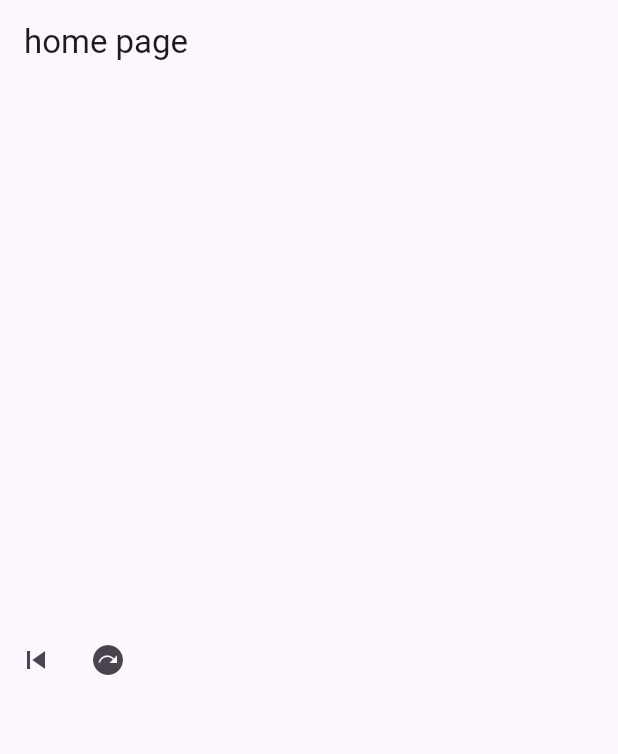
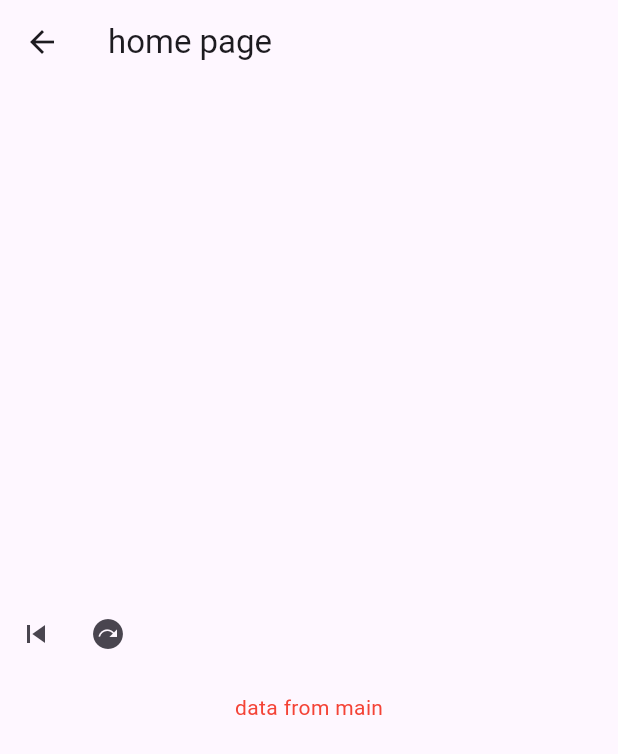
Before and after one commit to LINDEX171/getx, a Flutter app: the screen it shows after launch, after a tap on "GO to home", on a phone screen of 412 x 824 dp. Shown: the top 754 px of the screen. Run offline on Flutter 3.47's test engine with Material 3 defaults, Android fonts, the phone set to English and light mode, and no system bars; our stand-ins replace get.

Commit message:
get.to with arguments to go to the next screen with data

```diff
--- a/lib/home.dart
+++ b/lib/home.dart
@@ -9,15 +9,23 @@ class HomePage extends StatelessWidget {
     return Scaffold(
       appBar: AppBar(title: Text("home page")),
       body: Center(
-        child: Row(
+        child: Column(
+          // crossAxisAlignment: CrossAxisAlignment.center,
+          mainAxisAlignment: MainAxisAlignment.center,
           children: [
-            IconButton(onPressed: () {
-            Get.back();
-            }, icon: Icon(Icons.skip_previous)),
+            Row(
+              children: [
+                IconButton(onPressed: () {
+                Get.back();
+                }, icon: Icon(Icons.skip_previous)),
 
-            IconButton(onPressed: () {
+                IconButton(onPressed: () {
 
-            }, icon: Icon(Icons.next_plan_rounded))
+                }, icon: Icon(Icons.next_plan_rounded))
+              ],
+            ),
+            SizedBox(height: 15,),
+            Text("${Get.arguments}",style: TextStyle(color: Colors.red)),
           ],
         ),
       ),
--- a/lib/main.dart
+++ b/lib/main.dart
@@ -36,8 +36,9 @@ class MyApp extends StatelessWidget {
 
               //Go to home screen and cancel all previous
               //screen route
-              Get.offAll(HomePage());
-
+              // Get.offAll(HomePage());
+              //Go to the next screen with some data
+              Get.to(HomePage(),arguments: "data from main");
             },
             child: Text("GO to home"),
           ),
```
